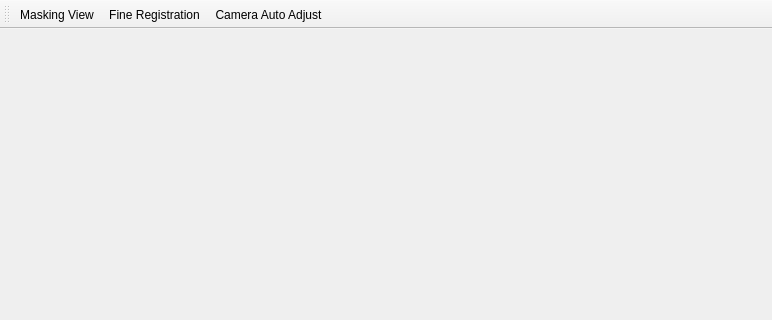
gnastacast/dvrk-vtk-registration, file qt/mvc/views/main_view.ui: the form before one commit; both pictures show x 0 to 772 and y 0 to 320 of the 772 by 521 pixel window.
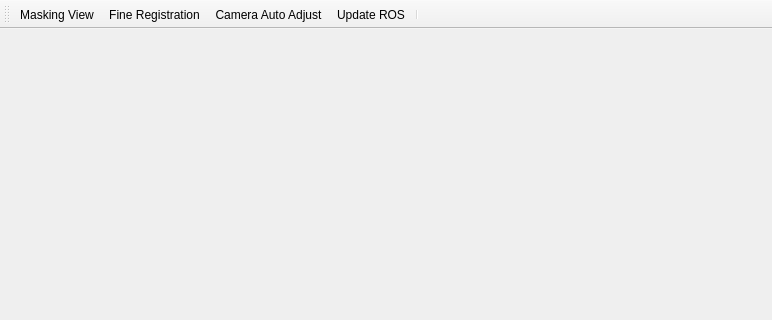
The form after the commit.

The edit to the form file:
```diff
--- a/qt/mvc/views/main_view.ui
+++ b/qt/mvc/views/main_view.ui
@@ -34,6 +34,8 @@
    <addaction name="actionMasking"/>
    <addaction name="actionFineRegistration"/>
    <addaction name="actionAutoCamera"/>
+   <addaction name="actionUpdate_ROS"/>
+   <addaction name="separator"/>
   </widget>
   <action name="actionMasking">
    <property name="checkable">
@@ -59,6 +61,11 @@
     <string>Camera Auto Adjust</string>
    </property>
   </action>
+  <action name="actionUpdate_ROS">
+   <property name="text">
+    <string>Update ROS</string>
+   </property>
+  </action>
  </widget>
  <resources/>
  <connections/>
```
